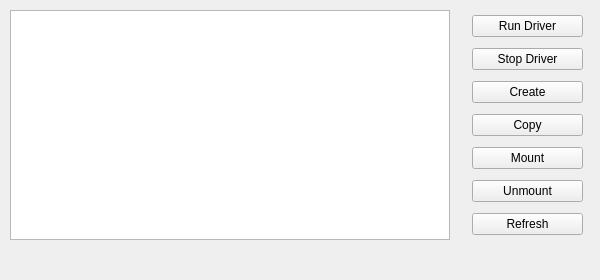
Old version of the form ved/UserPrograms/GUI no connect/mainwindow.ui in the repository dumitory-dev/VED.
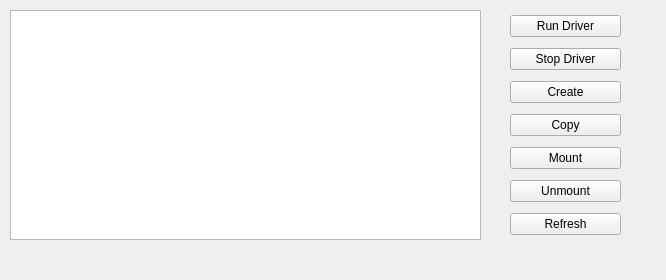
New version of the form.

Patch:
```diff
--- a/ved/UserPrograms/GUI no connect/mainwindow.ui
+++ b/ved/UserPrograms/GUI no connect/mainwindow.ui
@@ -9,7 +9,7 @@
    <rect>
     <x>0</x>
     <y>0</y>
-    <width>600</width>
+    <width>666</width>
     <height>280</height>
    </rect>
   </property>
@@ -46,7 +46,7 @@
      <rect>
       <x>10</x>
       <y>10</y>
-      <width>440</width>
+      <width>471</width>
       <height>230</height>
      </rect>
     </property>
@@ -74,17 +74,23 @@
     <property name="cornerButtonEnabled">
      <bool>true</bool>
     </property>
+    <attribute name="horizontalHeaderMinimumSectionSize">
+     <number>150</number>
+    </attribute>
+    <attribute name="horizontalHeaderDefaultSectionSize">
+     <number>150</number>
+    </attribute>
     <attribute name="horizontalHeaderHighlightSections">
      <bool>false</bool>
     </attribute>
     <attribute name="verticalHeaderVisible">
-     <bool>false</bool>
+     <bool>true</bool>
     </attribute>
    </widget>
    <widget class="QWidget" name="layoutWidget">
     <property name="geometry">
      <rect>
-      <x>472</x>
+      <x>510</x>
       <y>10</y>
       <width>111</width>
       <height>231</height>
```
Left out of the diff: 4 changed lines with no effect on the pictures.
